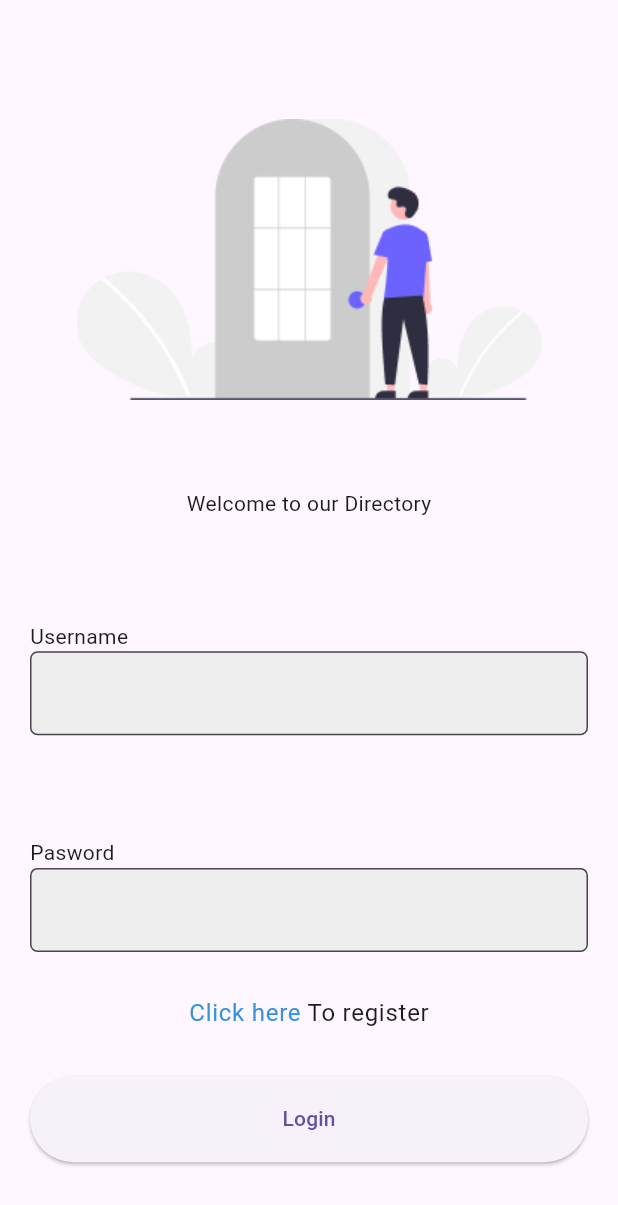
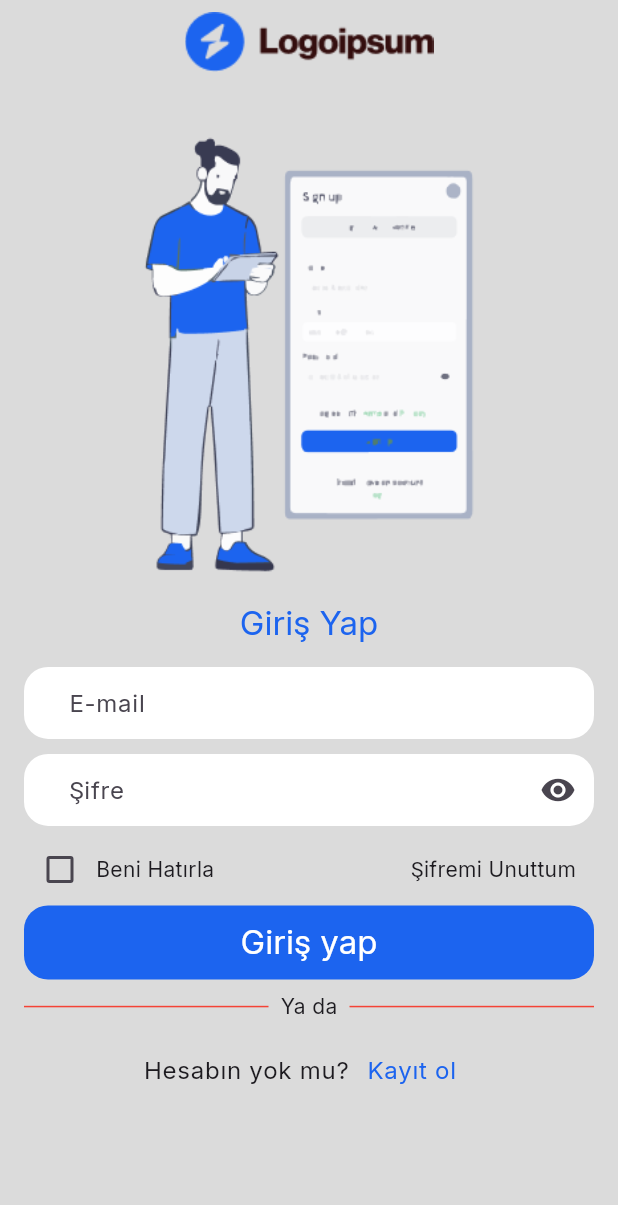
Before and after one commit to KadirrYalcin/phone-directory, a Flutter app: the screen it shows after launch, on a phone screen of 412 x 824 dp. Shown: the top 1205 px of the screen. Run offline on Flutter 3.47's test engine with Material 3 defaults, Android fonts, the phone set to English and light mode, and no system bars.

Commit message:
login ekranını yaptim

```diff
--- /dev/null
+++ b/lib/compenents/login_compenents/go_to_register_text_.dart
@@ -0,0 +1,26 @@
+import 'package:flutter/gestures.dart';
+import 'package:flutter/material.dart';
+import 'package:phonedirectory/constants/colors.dart';
+import 'package:phonedirectory/controller/login_controller.dart';
+
+final class GoToRegisterTexts extends StatelessWidget {
+  @override
+  Widget build(BuildContext context) {
+    return Row(
+      mainAxisSize: MainAxisSize.min,
+      children: [
+        Text(
+          LoginController.toRegister,
+          style: Theme.of(context).textTheme.bodyLarge,
+        ),
+        TextButton(
+            onPressed: () {},
+            child: Text(
+              LoginController.clickhere,
+              style:
+                  Theme.of(context).textTheme.bodyLarge?.copyWith(color: blue),
+            ))
+      ],
+    );
+  }
+}
--- a/lib/compenents/login_compenents/login_button.dart
+++ b/lib/compenents/login_compenents/login_button.dart
@@ -1,15 +1,26 @@
 import 'package:flutter/material.dart';
 
+import '../../constants/colors.dart';
 import '../../controller/login_controller.dart';
 
 class LoginButton extends StatelessWidget {
   @override
   Widget build(BuildContext context) {
     final size = MediaQuery.sizeOf(context);
-    return ElevatedButton(
-        style: ElevatedButton.styleFrom(
-            fixedSize: Size(size.width, size.height * .07)),
-        onPressed: () {},
-        child: Text(LoginController.buttonTitle));
+    return GestureDetector(
+        onTap: () {},
+        child: Container(
+            decoration: BoxDecoration(
+                color: blue, borderRadius: BorderRadius.circular(16)),
+            width: double.infinity,
+            height: size.height * .06,
+            child: Center(
+                child: Text(
+              LoginController.buttonTitle,
+              style: Theme.of(context)
+                  .textTheme
+                  .titleLarge
+                  ?.copyWith(color: white),
+            ))));
   }
 }
--- /dev/null
+++ b/lib/compenents/login_compenents/login_divider.dart
@@ -0,0 +1,28 @@
+import 'package:flutter/material.dart';
+import 'package:phonedirectory/controller/login_controller.dart';
+
+class LoginDivider extends StatelessWidget {
+  @override
+  Widget build(BuildContext context) {
+    return Row(
+      children: [
+        Expanded(
+          child: Container(
+            height: 1,
+            color: Colors.red,
+          ),
+        ),
+        Padding(
+          padding: const EdgeInsets.all(8.0),
+          child: Text(LoginController.or),
+        ),
+        Expanded(
+          child: Container(
+            color: Colors.red,
+            height: 1,
+          ),
+        ),
+      ],
+    );
+  }
+}
--- a/lib/compenents/login_compenents/login_image.dart
+++ b/lib/compenents/login_compenents/login_image.dart
@@ -8,7 +8,7 @@ final class LoginImage extends StatelessWidget {
     return Image.asset(
       //TODO: resize the image
       LoginController.loginImage,
-      height: MediaQuery.sizeOf(context).height * .3,
+      height: MediaQuery.sizeOf(context).height * .4,
     );
   }
 }
--- /dev/null
+++ b/lib/compenents/login_compenents/login_text_fields.dart
@@ -0,0 +1,22 @@
+import 'package:flutter/material.dart';
+import '../../controller/login_controller.dart';
+import '../../core/custom_text_field.dart';
+
+final class LoginTextFields extends StatelessWidget {
+  @override
+  Widget build(BuildContext context) {
+    return Column(
+      mainAxisSize: MainAxisSize.min,
+      children: [
+        CustomTextField(
+            controller: LoginController.usernameContoller,
+            hintText: LoginController.username),
+        CustomTextField(
+          controller: LoginController.passwordContoller,
+          hintText: LoginController.password,
+          ishowable: true,
+        ),
+      ],
+    );
+  }
+}
--- /dev/null
+++ b/lib/compenents/login_compenents/login_title.dart
@@ -0,0 +1,12 @@
+import 'package:flutter/material.dart';
+
+import '../../constants/colors.dart';
+import '../../controller/login_controller.dart';
+
+class LoginTitle extends StatelessWidget {
+  @override
+  Widget build(BuildContext context) {
+    return Text(LoginController.welcome,
+        style: Theme.of(context).textTheme.titleLarge?.copyWith(color: blue));
+  }
+}
--- a/lib/compenents/login_compenents/register_text.dart
+++ /dev/null
@@ -1,25 +0,0 @@
-import 'package:flutter/gestures.dart';
-import 'package:flutter/material.dart';
-import 'package:phonedirectory/constants/colors.dart';
-import 'package:phonedirectory/controller/login_controller.dart';
-
-final class GoToRegisterTexts extends StatelessWidget {
-  @override
-  Widget build(BuildContext context) {
-    String clickhere = "Click here";
-    String toRegister = " To register";
-    return RichText(
-        text: TextSpan(children: [
-      TextSpan(
-          text: clickhere,
-          style:
-              Theme.of(context).textTheme.bodyLarge?.copyWith(color: lightBlue),
-          recognizer: TapGestureRecognizer()
-            ..onTap = () => LoginController.goToRegister(context)),
-      TextSpan(
-        text: toRegister,
-        style: Theme.of(context).textTheme.bodyLarge,
-      )
-    ]));
-  }
-}
--- /dev/null
+++ b/lib/compenents/login_compenents/remember_forgot_password.dart
@@ -0,0 +1,38 @@
+import 'package:flutter/material.dart';
+import 'package:provider/provider.dart';
+
+import '../../controller/login_controller.dart';
+
+class RememberAndForgotPassword extends StatelessWidget {
+  @override
+  Widget build(BuildContext context) {
+    return Row(
+      children: [
+        Checkbox(
+            value: context.watch<LoginController>().rememberAgain,
+            onChanged: (value) {
+              context.read<LoginController>().changeRemember(value);
+            }),
+        Text(LoginController.checkboxTitle),
+        const Spacer(),
+        const ForgotPassword()
+      ],
+    );
+  }
+}
+
+class ForgotPassword extends StatelessWidget {
+  const ForgotPassword({
+    super.key,
+  });
+
+  @override
+  Widget build(BuildContext context) {
+    return TextButton(
+        onPressed: () {},
+        child: Text(
+          LoginController.forgotPasswordTitle,
+          style: Theme.of(context).textTheme.bodyMedium,
+        ));
+  }
+}
--- a/lib/constants/colors.dart
+++ b/lib/constants/colors.dart
@@ -1,3 +1,5 @@
 import 'package:flutter/material.dart';
 
-Color lightBlue = Color.fromARGB(255, 54, 145, 224);
+const Color blue = Color(0xFF1C64EF);
+const Color backGroundColor = Color.fromARGB(255, 219, 219, 219);
+const Color white = Colors.white;
--- a/lib/controller/login_controller.dart
+++ b/lib/controller/login_controller.dart
@@ -1,13 +1,18 @@
 import 'package:flutter/material.dart';
-
 import '../pages/register_page.dart';
 
-class LoginController {
-  static String loginImage = "assets/images/LoginImage1.png";
-  static String welcome = "Welcome to our Directory";
-  static String username = "Username";
-  static String password = "Pasword";
-  static String buttonTitle = "Login";
+class LoginController with ChangeNotifier {
+  static String loginImage = "assets/images/LoginImage.png";
+  static String welcome = "Giriş Yap";
+  static String username = "E-mail";
+  static String password = "Şifre";
+  static String buttonTitle = "Giriş yap";
+  static String checkboxTitle = "Beni Hatırla";
+  static String forgotPasswordTitle = "Şifremi Unuttum";
+  static String or = "Ya da";
+  static String clickhere = "Kayıt ol";
+  static String toRegister = "Hesabın yok mu?";
+  bool? rememberAgain = false;
 
   static TextEditingController usernameContoller = TextEditingController();
   static TextEditingController passwordContoller = TextEditingController();
@@ -19,4 +24,9 @@ class LoginController {
           builder: (context) => RegisterPage(),
         ));
   }
+
+  void changeRemember(bool? Value) {
+    rememberAgain = Value;
+    notifyListeners();
+  }
 }
--- a/lib/core/custom_text_field.dart
+++ b/lib/core/custom_text_field.dart
@@ -1,28 +1,59 @@
 import 'package:flutter/material.dart';
 
-final class CustomTextField extends StatelessWidget {
-  const CustomTextField(
-      {super.key, required this.label, required this.controller});
-  final String label;
+import '../constants/colors.dart';
+
+final class CustomTextField extends StatefulWidget {
+  CustomTextField(
+      {super.key,
+      required this.hintText,
+      required this.controller,
+      this.ishowable = false});
+  final String hintText;
   final TextEditingController controller;
+  final bool ishowable;
 
+  @override
+  State<CustomTextField> createState() => _CustomTextFieldState();
+}
+
+class _CustomTextFieldState extends State<CustomTextField> {
+  bool isVisible = false;
   @override
   Widget build(BuildContext context) {
     MediaQuery.sizeOf(context);
-    return Column(
-      crossAxisAlignment: CrossAxisAlignment.start,
-      mainAxisSize: MainAxisSize.min,
-      children: [
-        Text(label),
-        TextField(
-          decoration: InputDecoration(
-              fillColor: Colors.grey[200],
-              filled: true,
-              border:
-                  OutlineInputBorder(borderRadius: BorderRadius.circular(5))),
-          controller: controller,
-        )
-      ],
+    return Padding(
+      padding: const EdgeInsets.symmetric(vertical: 5),
+      child: TextField(
+        obscureText: isVisible,
+        decoration: InputDecoration(
+          border: customTextfiledBorder(),
+          hintText: widget.hintText,
+          fillColor: white,
+          filled: true,
+          contentPadding:
+              const EdgeInsets.symmetric(vertical: 5, horizontal: 20),
+          suffixIcon: widget.ishowable ? eyeSuffix() : null,
+        ),
+        controller: widget.controller,
+      ),
     );
   }
+
+  OutlineInputBorder customTextfiledBorder() {
+    return const OutlineInputBorder(
+        borderRadius: BorderRadius.all(Radius.circular(16.0)),
+        borderSide: BorderSide.none,
+        gapPadding: 10);
+  }
+
+  IconButton eyeSuffix() {
+    Icon openedEye = const Icon(Icons.visibility_off_rounded);
+    Icon closedEye = const Icon(Icons.remove_red_eye);
+    return IconButton(
+        onPressed: () {
+          isVisible = !isVisible;
+          setState(() {});
+        },
+        icon: isVisible ? openedEye : closedEye);
+  }
 }
--- /dev/null
+++ b/lib/core/logo_app_bar.dart
@@ -0,0 +1,23 @@
+import 'package:flutter/material.dart';
+
+class LogoAppBar extends StatelessWidget implements PreferredSize {
+  const LogoAppBar({
+    super.key,
+  });
+
+  @override
+  Widget build(BuildContext context) {
+    return AppBar(
+      title: Image.asset("assets/images/Logo.png"),
+      centerTitle: true,
+    );
+  }
+
+  @override
+  // TODO: implement child
+  Widget get child => throw UnimplementedError();
+
+  @override
+  // TODO: implement preferredSize
+  Size get preferredSize => const Size.fromHeight(kToolbarHeight);
+}
--- a/lib/main.dart
+++ b/lib/main.dart
@@ -1,19 +1,34 @@
 import 'package:flutter/material.dart';
+import 'package:phonedirectory/constants/colors.dart';
+import 'package:phonedirectory/controller/login_controller.dart';
+import 'package:provider/provider.dart';
 import 'pages/login_page.dart';
 
 void main() {
-  runApp(const MyApp());
+  runApp(
+    MultiProvider(
+      providers: [
+        //neden _ var _loginPageState yok
+        ChangeNotifierProvider(create: (_) => LoginController()),
+      ],
+      child: const MyApp(),
+    ),
+  );
 }
 
 class MyApp extends StatelessWidget {
   const MyApp({super.key});
 
-  // This widget is the root of your application.
   @override
   Widget build(BuildContext context) {
-    return const MaterialApp(
+    return MaterialApp(
+      debugShowCheckedModeBanner: false,
+      theme: ThemeData(
+          scaffoldBackgroundColor: backGroundColor,
+          fontFamily: "Inter",
+          appBarTheme: const AppBarTheme(backgroundColor: backGroundColor)),
       title: 'My Phone Directory',
-      home: MyHomePage(),
+      home: const MyHomePage(),
     );
   }
 }
--- a/lib/pages/login_page.dart
+++ b/lib/pages/login_page.dart
@@ -1,10 +1,17 @@
 import 'package:flutter/material.dart';
-import 'package:phonedirectory/compenents/login_compenents/register_text.dart';
+import 'package:flutter/widgets.dart';
+import 'package:phonedirectory/compenents/login_compenents/go_to_register_text_.dart';
+import 'package:phonedirectory/constants/colors.dart';
 import 'package:phonedirectory/controller/login_controller.dart';
 import 'package:phonedirectory/core/custom_text_field.dart';
+import 'package:phonedirectory/core/logo_app_bar.dart';
 
 import '../compenents/login_compenents/login_button.dart';
+import '../compenents/login_compenents/login_divider.dart';
 import '../compenents/login_compenents/login_image.dart';
+import '../compenents/login_compenents/login_text_fields.dart';
+import '../compenents/login_compenents/login_title.dart';
+import '../compenents/login_compenents/remember_forgot_password.dart';
 
 class LoginPage extends StatefulWidget {
   const LoginPage({super.key});
@@ -17,28 +24,27 @@ class _LoginPageState extends State<LoginPage> {
   @override
   Widget build(BuildContext context) {
     return Scaffold(
+      appBar: const LogoAppBar(),
       body: Padding(
-        padding: const EdgeInsets.all(20),
+        padding: const EdgeInsets.all(16),
+        child: SingleChildScrollView(
           child: Column(
-          mainAxisAlignment: MainAxisAlignment.spaceEvenly,
             children: [
               LoginImage(),
-            Text(LoginController.welcome),
+              LoginTitle(),
               const SizedBox(
                 height: 10,
               ),
-            CustomTextField(
-                controller: LoginController.usernameContoller,
-                label: LoginController.username),
-            const SizedBox(
-              height: 10,
+              //TextFields
+              LoginTextFields(),
+
+              //checkbox
+              RememberAndForgotPassword(),
+              LoginButton(),
+              LoginDivider(),
+              GoToRegisterTexts(),
+            ],
           ),
-            CustomTextField(
-                controller: LoginController.passwordContoller,
-                label: LoginController.password),
-            GoToRegisterTexts(),
-            LoginButton()
-          ],
         ),
       ),
     );
```
Also changed, not shown: pubspec.yaml (+5 -5 lines), assets/images/LoginImage.png (added), assets/images/LoginImage.svg (deleted), assets/images/LoginImage1.png (deleted), assets/images/Logo.png (added), pubspec.lock, 1 other file. Lines whose indentation alone changed are shown as unchanged.
